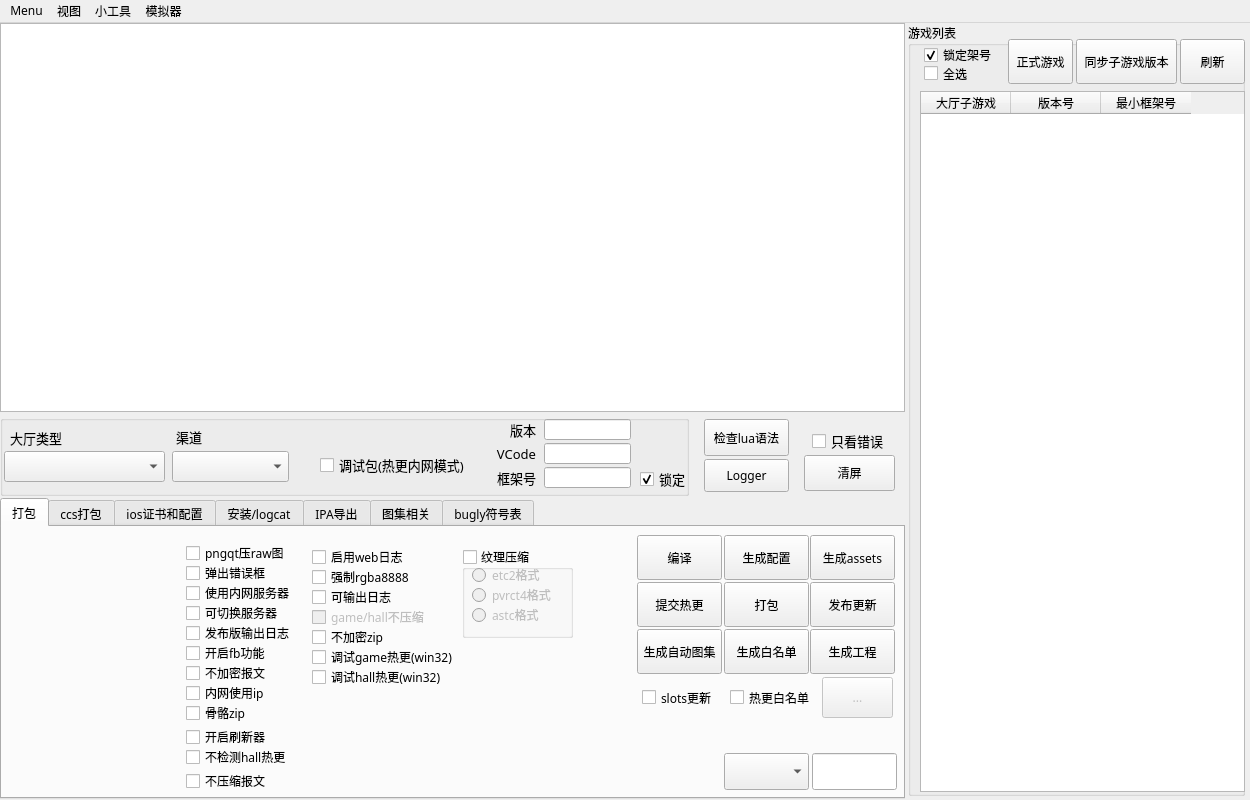
Old version of the form ui/main.ui in the repository TQCasey/PackMaster.
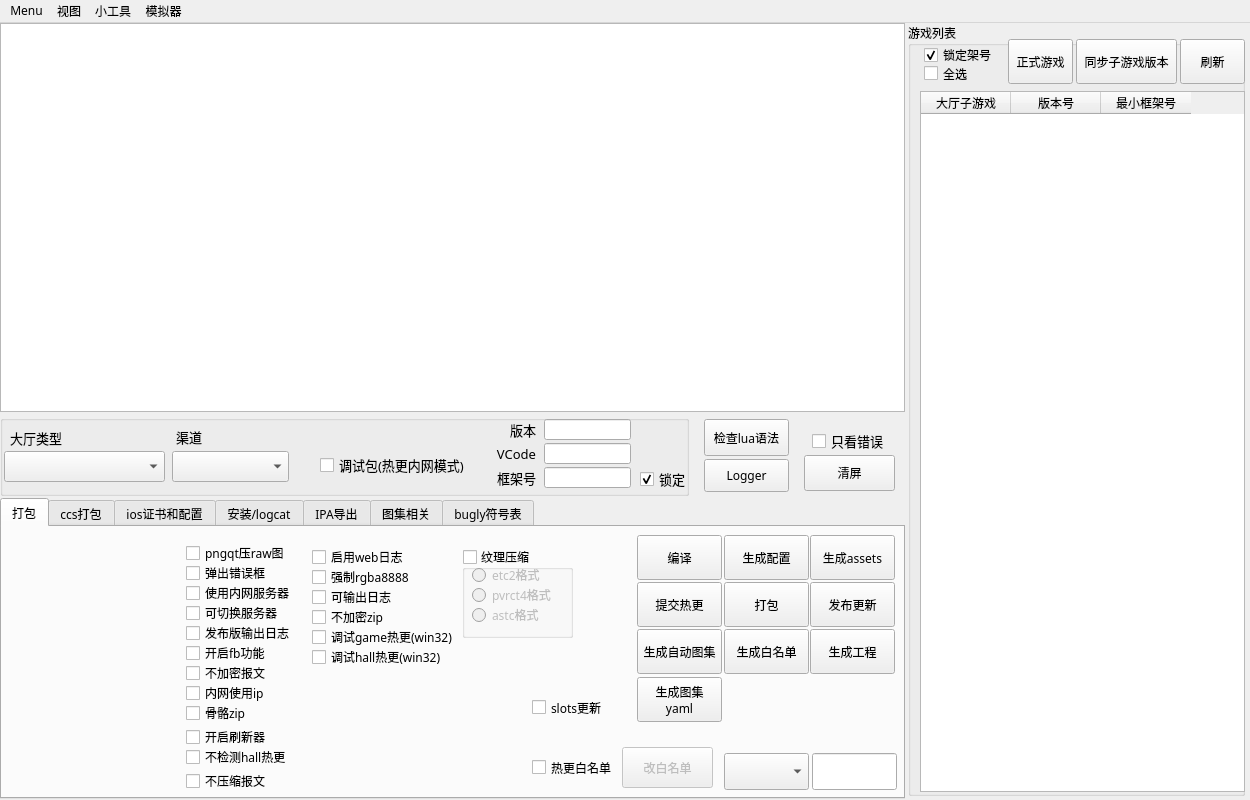
New version of the form. Icons and pictures are not drawn.

Commit message: 1.将 settings.json 移入 用户配置目录,不再置于当前工程目录下 2.去除 game and hall 不压缩功能 3.加入 plist 格式判断 4.加入自动生成yaml 的功能

```diff
--- a/ui/main.ui
+++ b/ui/main.ui
@@ -303,31 +303,6 @@
        <string>可输出日志</string>
       </property>
      </widget>
-     <widget class="QCheckBox" name="checkBox_collect_hall_game">
-      <property name="enabled">
-       <bool>false</bool>
-      </property>
-      <property name="geometry">
-       <rect>
-        <x>310</x>
-        <y>80</y>
-        <width>129</width>
-        <height>20</height>
-       </rect>
-      </property>
-      <property name="font">
-       <font>
-        <family>Microsoft YaHei</family>
-        <pointsize>9</pointsize>
-       </font>
-      </property>
-      <property name="text">
-       <string>game/hall不压缩</string>
-      </property>
-      <property name="checkable">
-       <bool>true</bool>
-      </property>
-     </widget>
      <widget class="QCheckBox" name="checkBox_use_ip_in_local">
       <property name="geometry">
        <rect>
@@ -527,7 +502,7 @@
       <property name="geometry">
        <rect>
         <x>310</x>
-        <y>100</y>
+        <y>80</y>
         <width>85</width>
         <height>20</height>
        </rect>
@@ -546,7 +521,7 @@
       <property name="geometry">
        <rect>
         <x>310</x>
-        <y>120</y>
+        <y>100</y>
         <width>149</width>
         <height>20</height>
        </rect>
@@ -599,7 +574,7 @@
       <property name="geometry">
        <rect>
         <x>310</x>
-        <y>140</y>
+        <y>120</y>
         <width>141</width>
         <height>20</height>
        </rect>
@@ -623,21 +598,21 @@
       </property>
       <property name="geometry">
        <rect>
-        <x>820</x>
-        <y>150</y>
-        <width>71</width>
+        <x>620</x>
+        <y>220</y>
+        <width>91</width>
         <height>41</height>
        </rect>
       </property>
       <property name="text">
-       <string>...</string>
+       <string>改白名单</string>
       </property>
      </widget>
      <widget class="QCheckBox" name="checkBox_whitelist">
       <property name="geometry">
        <rect>
-        <x>728</x>
-        <y>160</y>
+        <x>530</x>
+        <y>230</y>
         <width>81</width>
         <height>21</height>
        </rect>
@@ -800,8 +775,8 @@
      <widget class="QCheckBox" name="checkBox_slots_update">
       <property name="geometry">
        <rect>
-        <x>640</x>
-        <y>160</y>
+        <x>530</x>
+        <y>170</y>
         <width>81</width>
         <height>21</height>
        </rect>
@@ -872,6 +847,38 @@
        <bool>false</bool>
       </property>
      </widget>
+     <widget class="QPushButton" name="btn_make_yaml">
+      <property name="geometry">
+       <rect>
+        <x>635</x>
+        <y>150</y>
+        <width>85</width>
+        <height>45</height>
+       </rect>
+      </property>
+      <property name="font">
+       <font>
+        <family>Microsoft YaHei</family>
+        <pointsize>9</pointsize>
+       </font>
+      </property>
+      <property name="toolTip">
+       <string extracomment="生成白名单"/>
+      </property>
+      <property name="text">
+       <string>生成图集
+yaml</string>
+      </property>
+      <property name="iconSize">
+       <size>
+        <width>20</width>
+        <height>20</height>
+       </size>
+      </property>
+      <property name="checkable">
+       <bool>false</bool>
+      </property>
+     </widget>
     </widget>
     <widget class="QWidget" name="tab_creator">
      <attribute name="title">
```
Left out of the diff: 11 changed lines with no effect on the pictures. The commit also changes 4 other files.
